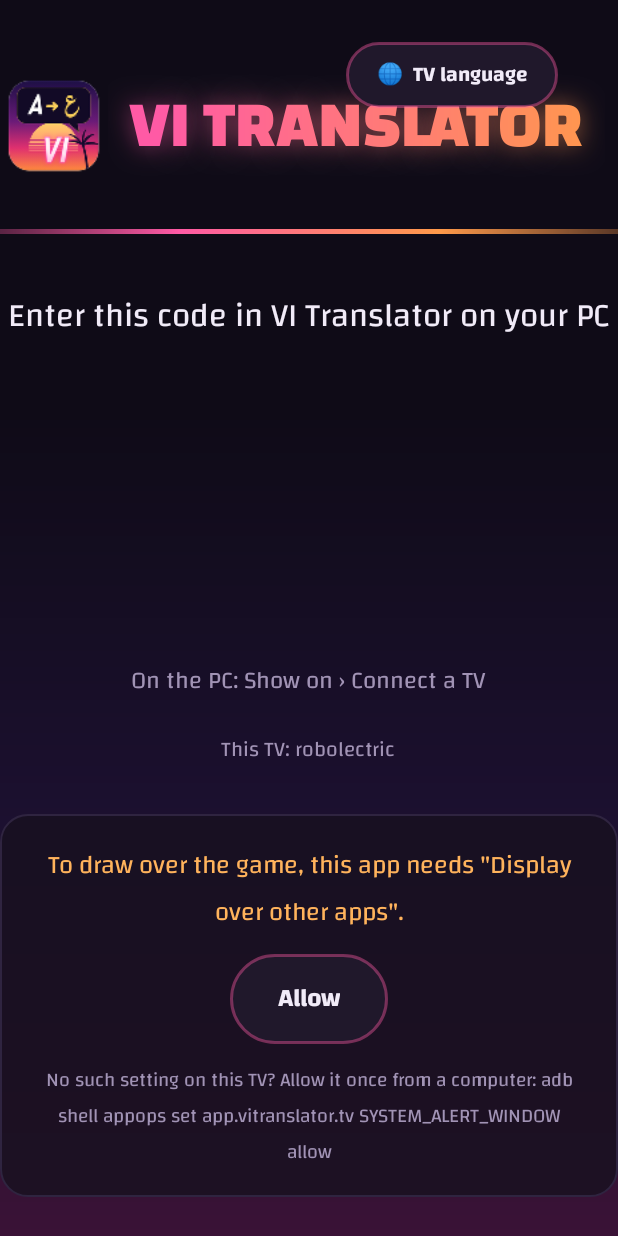
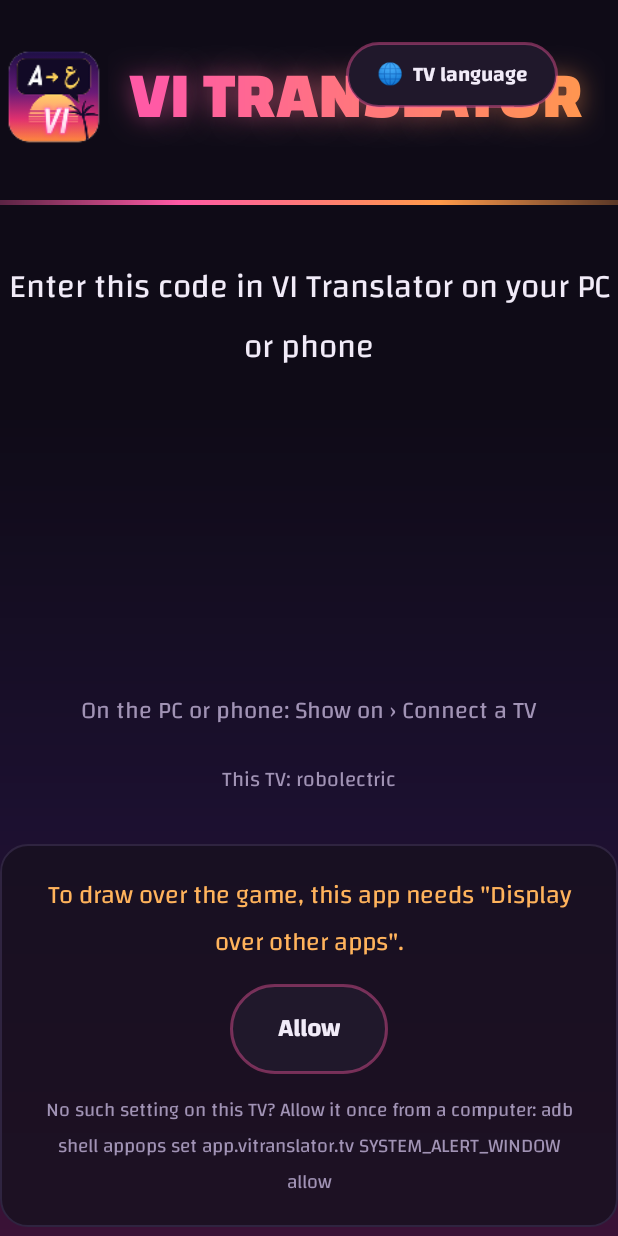
Before and after one commit to Eng-Fouad/vi-translator-android-tv, an Android app: the screen it shows after launch (MainActivity), on a phone screen of 412 x 824 dp. Run offline under Robolectric (Android 15) with nearby library versions, the phone set to English and light mode, and no system bars.

Commit message:
Pairing: the code goes into VI Translator on the PC or the phone

```diff
--- a/app/src/main/res/values/strings.xml
+++ b/app/src/main/res/values/strings.xml
@@ -1,8 +1,8 @@
 <?xml version="1.0" encoding="utf-8"?>
 <resources>
     <string name="app_name" translatable="false">VI Translator</string>
-    <string name="enter_code">Enter this code in VI Translator on your PC</string>
-    <string name="where_on_pc">On the PC: Show on › Connect a TV</string>
+    <string name="enter_code">Enter this code in VI Translator on your PC or phone</string>
+    <string name="where_on_pc">On the PC or phone: Show on › Connect a TV</string>
     <string name="this_tv">This TV: %1$s</string>
     <string name="connected_to">Connected to %1$s</string>
     <string name="looking_for">Looking for %1$s…</string>
@@ -16,7 +16,7 @@
     <string name="adb_hint">No such setting on this TV? Allow it once from a computer: %1$s</string>
     <string name="no_settings_page">This TV has no page for this setting. Allow it once from a computer, with adb:</string>
     <string name="pair_channel">Connecting</string>
-    <string name="pair_notify">Waiting for VI Translator on your PC to connect this TV</string>
+    <string name="pair_notify">Waiting for VI Translator on your PC or phone to connect this TV</string>
     <string name="notify_channel">Overlay</string>
     <string name="notify_text">Showing the translations over the TV picture</string>
     <string name="webview_old">This TV\'s web engine is too old to draw the translations. Update \"Android System WebView\" from Google Play.</string>
```
Also changed, not shown: 39 other files.
